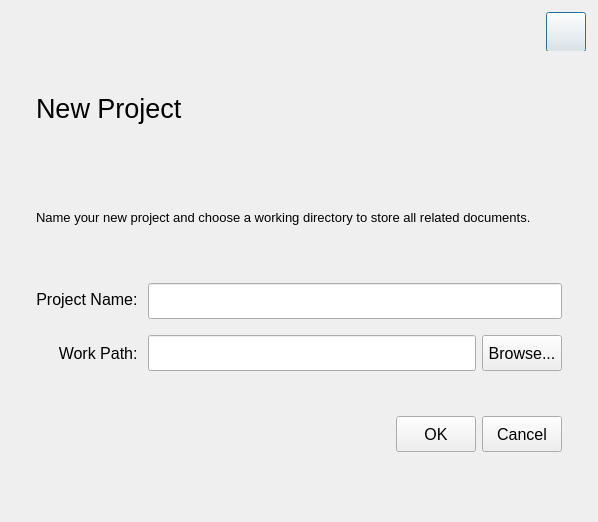
Qt form src/newprojectdialog.ui (Popwine/BridgeWind) before a commit.
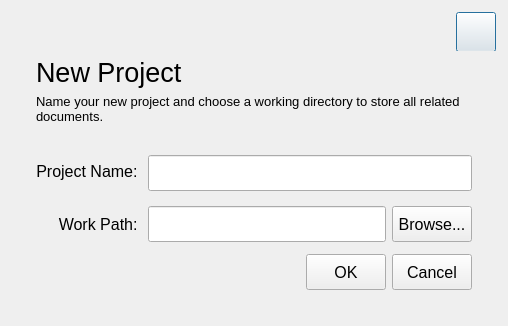
The same form after that commit.

What changed in the file:
```diff
--- a/src/newprojectdialog.ui
+++ b/src/newprojectdialog.ui
@@ -6,8 +6,8 @@
    <rect>
     <x>0</x>
     <y>0</y>
-    <width>598</width>
-    <height>518</height>
+    <width>508</width>
+    <height>324</height>
    </rect>
   </property>
   <property name="windowTitle">
@@ -18,8 +18,8 @@
     <widget class="QWidget" name="welcomeBackgroundWidget" native="true">
      <property name="minimumSize">
       <size>
-       <width>500</width>
-       <height>500</height>
+       <width>0</width>
+       <height>0</height>
       </size>
      </property>
      <layout class="QVBoxLayout" name="verticalLayout_5">
@@ -123,7 +123,7 @@
            <property name="minimumSize">
             <size>
              <width>0</width>
-             <height>32</height>
+             <height>48</height>
             </size>
            </property>
            <property name="font">
@@ -137,6 +137,9 @@
            <property name="textFormat">
             <enum>Qt::AutoText</enum>
            </property>
+           <property name="alignment">
+            <set>Qt::AlignLeading|Qt::AlignLeft|Qt::AlignTop</set>
+           </property>
            <property name="wordWrap">
             <bool>true</bool>
            </property>
```
Left out of the diff: 9 changed lines with no effect on the pictures.
